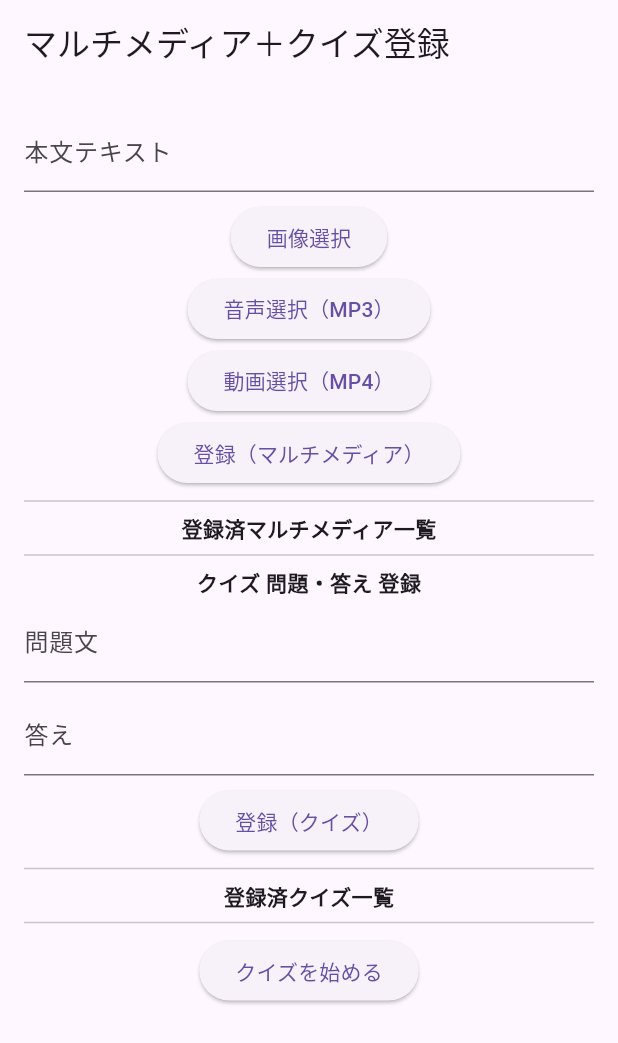
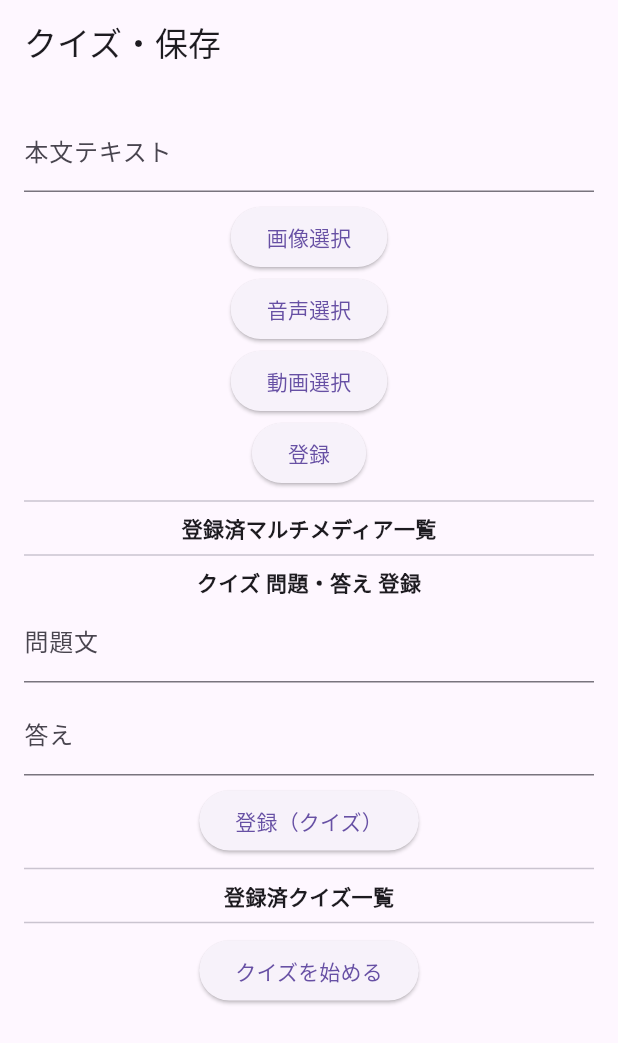
Before and after one commit to yaginumakippei/flutter_application_1, a Flutter app: the screen it shows after launch, on a phone screen of 412 x 824 dp. Shown: the top 1043 px of the screen. Run offline on Flutter 3.47's test engine with Material 3 defaults, Android fonts, the phone set to English and light mode, and no system bars; our stand-ins replace audioplayers, file_picker, hive, hive_flutter, just_audio, sqflite and 1 more; missing offline and left inert: dart:html; accounts and stored records are empty.

Commit message:
クイズ用

```diff
--- a/lib/main.dart
+++ b/lib/main.dart
@@ -158,7 +158,7 @@ class _RegisterPageState extends State<RegisterPage> {
     final entries = _entryBox.values.toList();
     final quizEntries = _quizBox.values.toList();
     return Scaffold(
-      appBar: AppBar(title: Text('マルチメディア＋クイズ登録')),
+      appBar: AppBar(title: Text('クイズ・保存')),
       body: SingleChildScrollView(
         padding: EdgeInsets.all(16),
         child: Column(children: [
@@ -168,11 +168,11 @@ class _RegisterPageState extends State<RegisterPage> {
           SizedBox(height: 6),
           ElevatedButton(onPressed: _pickImage, child: Text('画像選択')),
           if (_imageBytes != null) Image.memory(_imageBytes!, height: 80),
-          ElevatedButton(onPressed: _pickAudio, child: Text('音声選択（MP3）')),
+          ElevatedButton(onPressed: _pickAudio, child: Text('音声選択')),
           if (_audioName != null) Text(_audioName!),
-          ElevatedButton(onPressed: _pickVideo, child: Text('動画選択（MP4）')),
+          ElevatedButton(onPressed: _pickVideo, child: Text('動画選択')),
           if (_videoName != null) Text(_videoName!),
-          ElevatedButton(onPressed: _registerEntry, child: Text('登録（マルチメディア）')),
+          ElevatedButton(onPressed: _registerEntry, child: Text('登録')),
           Divider(),
 
           // 登録済マルチメディア一覧
--- /dev/null
+++ b/lib/models/quiz_entry_model.dart
@@ -0,0 +1,21 @@
+import 'package:hive/hive.dart';
+
+part 'quiz_entry_model.g.dart';
+
+@HiveType(typeId: 1)
+class QuizEntryModel extends HiveObject {
+  @HiveField(0)
+  String question;
+
+  @HiveField(1)
+  String answer;
+
+  @HiveField(2)
+  int number;
+
+  QuizEntryModel({
+    required this.question,
+    required this.answer,
+    required this.number,
+  });
+}
```
Also changed, not shown: lib/models/quiz_entry_model.g.dart (added).
